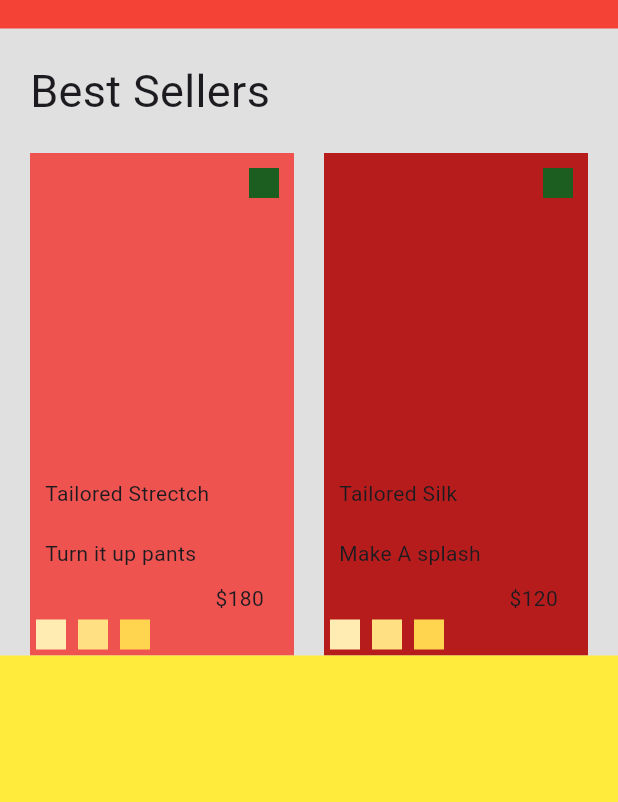
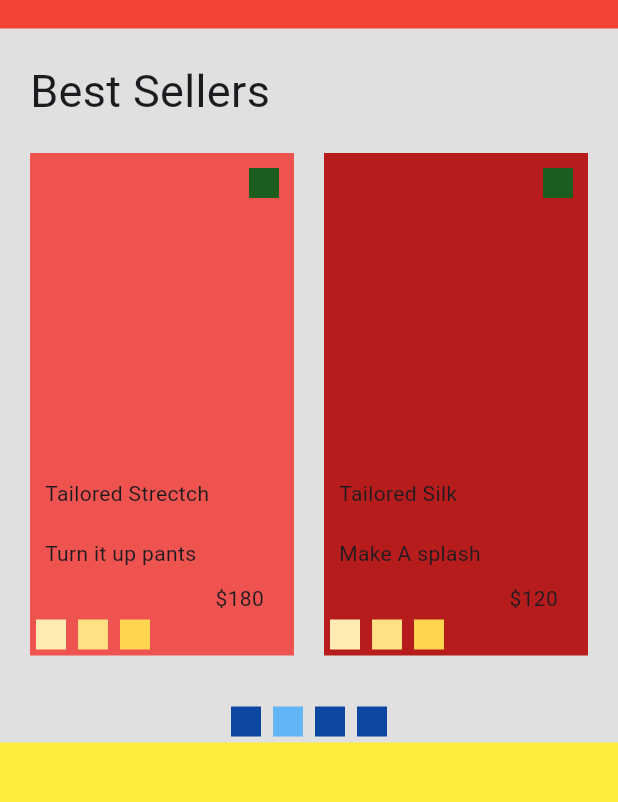
Before and after one commit to mhbm/flutterTestes, a Flutter app: the screen it shows after launch, scrolled down 576 dp, on a phone screen of 412 x 824 dp, the part 105-907 px from its top. Run offline on Flutter 3.47's test engine with Material 3 defaults, Android fonts, the phone set to English and light mode, and no system bars.

Commit message:
Adding Section part
Signed-off-by: Mateus Macedo <mhbassomacedo@gmail.com>

```diff
--- a/lib/mobile.dart
+++ b/lib/mobile.dart
@@ -209,7 +209,9 @@ class MobileContent extends StatelessWidget {
                                 ),
                               ),
                             ),
-                            SizedBox(width: 20,),
+                            SizedBox(
+                              width: 20,
+                            ),
                             Expanded(
                               flex: 1,
                               child: Container(
@@ -303,6 +305,46 @@ class MobileContent extends StatelessWidget {
                     ],
                   ),
                 ),
+                Padding(
+                  padding: EdgeInsets.only(top: 30),
+                  child: Row(
+                    mainAxisAlignment: MainAxisAlignment.center,
+                    children: [
+                      Padding(
+                        padding: const EdgeInsets.all(4.0),
+                        child: Container(
+                          height: 20,
+                          width: 20,
+                          color: Colors.blue[900],
+                        ),
+                      ),
+                      Padding(
+                        padding: const EdgeInsets.all(4.0),
+                        child: Container(
+                          height: 20,
+                          width: 20,
+                          color: Colors.blue[300],
+                        ),
+                      ),
+                      Padding(
+                        padding: const EdgeInsets.all(4.0),
+                        child: Container(
+                          height: 20,
+                          width: 20,
+                          color: Colors.blue[900],
+                        ),
+                      ),
+                      Padding(
+                        padding: const EdgeInsets.all(4.0),
+                        child: Container(
+                          height: 20,
+                          width: 20,
+                          color: Colors.blue[900],
+                        ),
+                      ),
+                    ],
+                  ),
+                ),
                 Expanded(
                   child: Container(
                     height: 1551,
```
